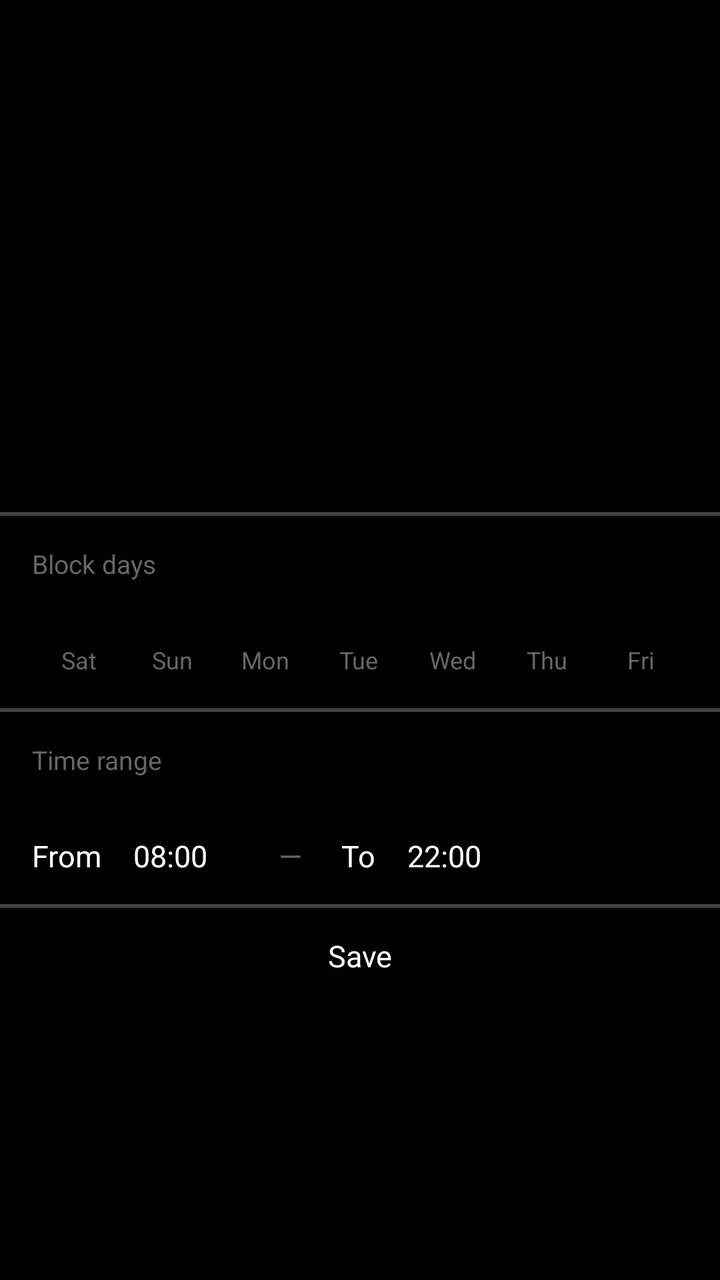
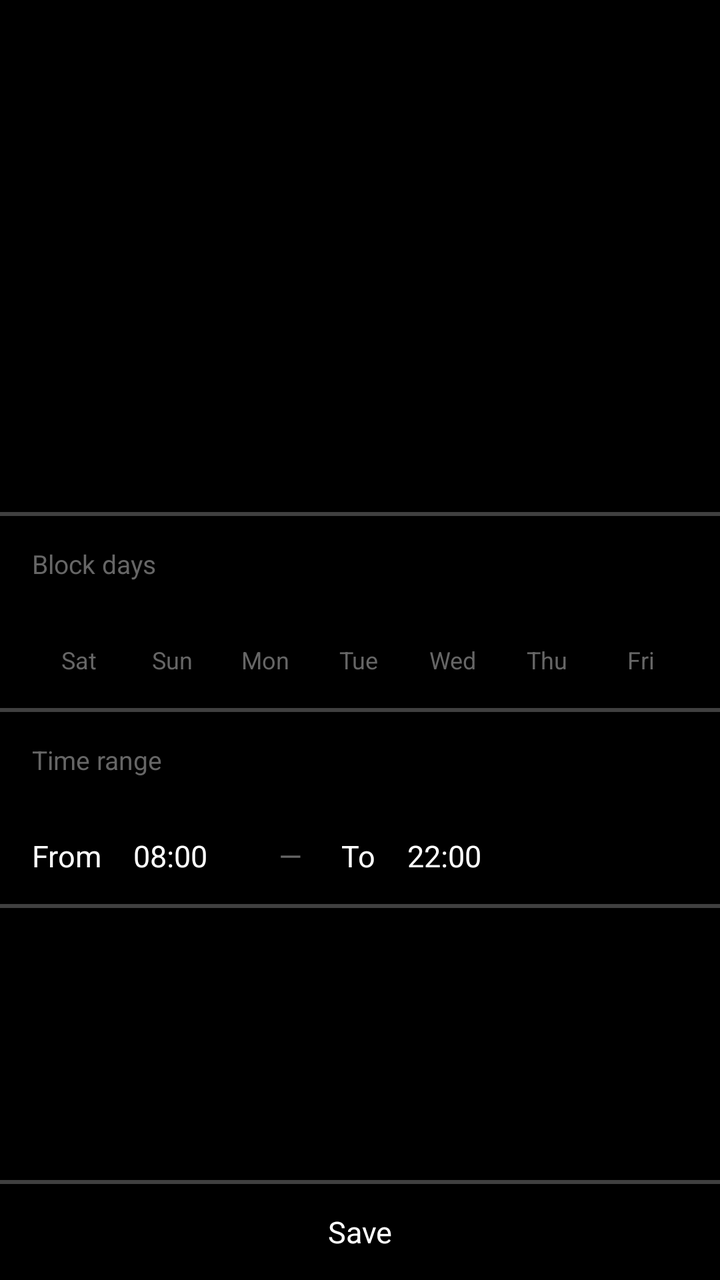

Before-and-after screenshots of an Android layout around one commit, followed by the original layout XML and the change that was made.
<!-- AndroidManifest.xml: application theme Theme.ITNSecureBrowser -->
<!-- res/layout/activity_schedule_edit.xml -->
<?xml version="1.0" encoding="utf-8"?>
<LinearLayout xmlns:android="http://schemas.android.com/apk/res/android"
    android:layout_width="match_parent"
    android:layout_height="match_parent"
    android:orientation="vertical"
    android:background="@color/bg">

    <include layout="@layout/item_page_title" />

    <View
        android:layout_width="match_parent"
        android:layout_height="@dimen/divider"
        android:background="@drawable/divider_horizontal" />

    <TextView
        android:layout_width="match_parent"
        android:layout_height="@dimen/row_height"
        android:gravity="center_vertical"
        android:paddingHorizontal="@dimen/padding"
        android:text="@string/schedule_days_label"
        android:textColor="@color/text_hint"
        android:textSize="13sp" />

    <LinearLayout
        android:layout_width="match_parent"
        android:layout_height="@dimen/row_height"
        android:orientation="horizontal"
        android:gravity="center_vertical"
        android:paddingHorizontal="@dimen/padding">

        <TextView android:id="@+id/daySat" android:layout_width="0dp" android:layout_height="@dimen/content_height" android:layout_weight="1" android:gravity="center" android:text="@string/day_saturday" android:textColor="@color/text_hint" android:textSize="12sp" android:background="@android:color/transparent" android:clickable="true" android:focusable="true" />
        <TextView android:id="@+id/daySun" android:layout_width="0dp" android:layout_height="@dimen/content_height" android:layout_weight="1" android:gravity="center" android:text="@string/day_sunday" android:textColor="@color/text_hint" android:textSize="12sp" android:background="@android:color/transparent" android:clickable="true" android:focusable="true" />
        <TextView android:id="@+id/dayMon" android:layout_width="0dp" android:layout_height="@dimen/content_height" android:layout_weight="1" android:gravity="center" android:text="@string/day_monday" android:textColor="@color/text_hint" android:textSize="12sp" android:background="@android:color/transparent" android:clickable="true" android:focusable="true" />
        <TextView android:id="@+id/dayTue" android:layout_width="0dp" android:layout_height="@dimen/content_height" android:layout_weight="1" android:gravity="center" android:text="@string/day_tuesday" android:textColor="@color/text_hint" android:textSize="12sp" android:background="@android:color/transparent" android:clickable="true" android:focusable="true" />
        <TextView android:id="@+id/dayWed" android:layout_width="0dp" android:layout_height="@dimen/content_height" android:layout_weight="1" android:gravity="center" android:text="@string/day_wednesday" android:textColor="@color/text_hint" android:textSize="12sp" android:background="@android:color/transparent" android:clickable="true" android:focusable="true" />
        <TextView android:id="@+id/dayThu" android:layout_width="0dp" android:layout_height="@dimen/content_height" android:layout_weight="1" android:gravity="center" android:text="@string/day_thursday" android:textColor="@color/text_hint" android:textSize="12sp" android:background="@android:color/transparent" android:clickable="true" android:focusable="true" />
        <TextView android:id="@+id/dayFri" android:layout_width="0dp" android:layout_height="@dimen/content_height" android:layout_weight="1" android:gravity="center" android:text="@string/day_friday" android:textColor="@color/text_hint" android:textSize="12sp" android:background="@android:color/transparent" android:clickable="true" android:focusable="true" />
    </LinearLayout>

    <TextView
        android:id="@+id/dayError"
        android:layout_width="match_parent"
        android:layout_height="wrap_content"
        android:paddingHorizontal="@dimen/padding"
        android:textColor="@color/status_off"
        android:textSize="13sp"
        android:visibility="gone" />

    <View
        android:layout_width="match_parent"
        android:layout_height="@dimen/divider"
        android:background="@drawable/divider_horizontal" />

    <TextView
        android:layout_width="match_parent"
        android:layout_height="@dimen/row_height"
        android:gravity="center_vertical"
        android:paddingHorizontal="@dimen/padding"
        android:text="@string/schedule_time_label"
        android:textColor="@color/text_hint"
        android:textSize="13sp" />

    <LinearLayout
        android:layout_width="match_parent"
        android:layout_height="@dimen/row_height"
        android:orientation="horizontal"
        android:gravity="center_vertical"
        android:paddingHorizontal="@dimen/padding">

        <TextView
            android:layout_width="wrap_content"
            android:layout_height="wrap_content"
            android:text="@string/schedule_from"
            android:textColor="@color/text_primary"
            android:textSize="15sp" />

        <TextView
            android:id="@+id/timeFrom"
            android:layout_width="wrap_content"
            android:layout_height="@dimen/content_height"
            android:gravity="center"
            android:paddingHorizontal="@dimen/padding"
            android:text="08:00"
            android:textColor="@color/text_primary"
            android:textSize="15sp"
            android:background="?android:attr/selectableItemBackground" />

        <TextView
            android:layout_width="wrap_content"
            android:layout_height="wrap_content"
            android:text=" — "
            android:textColor="@color/text_hint"
            android:textSize="15sp"
            android:paddingHorizontal="@dimen/padding" />

        <TextView
            android:layout_width="wrap_content"
            android:layout_height="wrap_content"
            android:text="@string/schedule_to"
            android:textColor="@color/text_primary"
            android:textSize="15sp" />

        <TextView
            android:id="@+id/timeTo"
            android:layout_width="wrap_content"
            android:layout_height="@dimen/content_height"
            android:gravity="center"
            android:paddingHorizontal="@dimen/padding"
            android:text="22:00"
            android:textColor="@color/text_primary"
            android:textSize="15sp"
            android:background="?android:attr/selectableItemBackground" />
    </LinearLayout>

    <View
        android:layout_width="match_parent"
        android:layout_height="@dimen/divider"
        android:background="@drawable/divider_horizontal" />

    <TextView
        android:id="@+id/btnSaveSchedule"
        android:layout_width="match_parent"
        android:layout_height="@dimen/row_height"
        android:gravity="center"
        android:text="@string/btn_save"
        android:textColor="@color/text_primary"
        android:textSize="15sp"
        android:background="?android:attr/selectableItemBackground" />
</LinearLayout>
<!-- res/layout/item_page_title.xml (included above) -->
<?xml version="1.0" encoding="utf-8"?>
<FrameLayout xmlns:android="http://schemas.android.com/apk/res/android"
    android:id="@+id/pageTitleContainer"
    android:layout_width="match_parent"
    android:layout_height="@dimen/page_title_height"
    android:background="@color/bg">

    <TextView
        android:id="@+id/pageTitle"
        android:layout_width="match_parent"
        android:layout_height="wrap_content"
        android:layout_gravity="center"
        android:gravity="center"
        android:paddingHorizontal="@dimen/padding"
        android:textColor="@color/text_primary"
        android:textSize="24sp"
        android:textStyle="bold" />
</FrameLayout>
<!-- resources referenced by this layout -->
<resources>
  <color name="bg">@android:color/black</color>
  <color name="status_off">#FFCC0000</color>
  <color name="text_hint">#FF666666</color>
  <color name="text_primary">@android:color/white</color>
  <dimen name="content_height">32dp</dimen>
  <dimen name="divider">2dp</dimen>
  <dimen name="padding">16dp</dimen>
  <dimen name="page_title_height">256dp</dimen>
  <dimen name="row_height">48dp</dimen>
  <!-- drawable divider_horizontal (drawable) -->
  <?xml version="1.0" encoding="utf-8"?>
  <shape xmlns:android="http://schemas.android.com/apk/res/android"
      android:shape="rectangle">
      <solid android:color="@color/divider" />
      <size android:height="@dimen/divider" />
  </shape>
  <string name="btn_save">Save</string>
  <string name="day_friday">Fri</string>
  <string name="day_monday">Mon</string>
  <string name="day_saturday">Sat</string>
  <string name="day_sunday">Sun</string>
  <string name="day_thursday">Thu</string>
  <string name="day_tuesday">Tue</string>
  <string name="day_wednesday">Wed</string>
  <string name="schedule_days_label">Block days</string>
  <string name="schedule_from">From</string>
  <string name="schedule_time_label">Time range</string>
  <string name="schedule_to">To</string>
  <style name="Theme.ITNSecureBrowser" parent="android:Theme.Material.NoActionBar">
          <item name="android:windowNoTitle">true</item>
          <item name="android:windowFullscreen">false</item>
          <item name="android:statusBarColor">@android:color/transparent</item>
          <item name="android:navigationBarColor">@android:color/transparent</item>
      </style>
  <color name="divider">#80808080</color>
</resources>

<!-- the commit's change to res/layout/activity_schedule_edit.xml (unified diff, before → after) -->
@@ -21,96 +21,115 @@
         android:textColor="@color/text_hint"
         android:textSize="13sp" />
 
-    <LinearLayout
+    <ScrollView
         android:layout_width="match_parent"
-        android:layout_height="@dimen/row_height"
-        android:orientation="horizontal"
-        android:gravity="center_vertical"
-        android:paddingHorizontal="@dimen/padding">
+        android:layout_height="0dp"
+        android:layout_weight="1"
+        android:fillViewport="true">
 
-        <TextView android:id="@+id/daySat" android:layout_width="0dp" android:layout_height="@dimen/content_height" android:layout_weight="1" android:gravity="center" android:text="@string/day_saturday" android:textColor="@color/text_hint" android:textSize="12sp" android:background="@android:color/transparent" android:clickable="true" android:focusable="true" />
-        <TextView android:id="@+id/daySun" android:layout_width="0dp" android:layout_height="@dimen/content_height" android:layout_weight="1" android:gravity="center" android:text="@string/day_sunday" android:textColor="@color/text_hint" android:textSize="12sp" android:background="@android:color/transparent" android:clickable="true" android:focusable="true" />
-        <TextView android:id="@+id/dayMon" android:layout_width="0dp" android:layout_height="@dimen/content_height" android:layout_weight="1" android:gravity="center" android:text="@string/day_monday" android:textColor="@color/text_hint" android:textSize="12sp" android:background="@android:color/transparent" android:clickable="true" android:focusable="true" />
-        <TextView android:id="@+id/dayTue" android:layout_width="0dp" android:layout_height="@dimen/content_height" android:layout_weight="1" android:gravity="center" android:text="@string/day_tuesday" android:textColor="@color/text_hint" android:textSize="12sp" android:background="@android:color/transparent" android:clickable="true" android:focusable="true" />
-        <TextView android:id="@+id/dayWed" android:layout_width="0dp" android:layout_height="@dimen/content_height" android:layout_weight="1" android:gravity="center" android:text="@string/day_wednesday" android:textColor="@color/text_hint" android:textSize="12sp" android:background="@android:color/transparent" android:clickable="true" android:focusable="true" />
-        <TextView android:id="@+id/dayThu" android:layout_width="0dp" android:layout_height="@dimen/content_height" android:layout_weight="1" android:gravity="center" android:text="@string/day_thursday" android:textColor="@color/text_hint" android:textSize="12sp" android:background="@android:color/transparent" android:clickable="true" android:focusable="true" />
-        <TextView android:id="@+id/dayFri" android:layout_width="0dp" android:layout_height="@dimen/content_height" android:layout_weight="1" android:gravity="center" android:text="@string/day_friday" android:textColor="@color/text_hint" android:textSize="12sp" android:background="@android:color/transparent" android:clickable="true" android:focusable="true" />
-    </LinearLayout>
+        <LinearLayout
+            android:layout_width="match_parent"
+            android:layout_height="wrap_content"
+            android:orientation="vertical">
 
-    <TextView
-        android:id="@+id/dayError"
-        android:layout_width="match_parent"
-        android:layout_height="wrap_content"
-        android:paddingHorizontal="@dimen/padding"
-        android:textColor="@color/status_off"
-        android:textSize="13sp"
-        android:visibility="gone" />
+            <LinearLayout
+                android:layout_width="match_parent"
+                android:layout_height="@dimen/row_height"
+                android:orientation="horizontal"
+                android:gravity="center_vertical"
+                android:paddingHorizontal="@dimen/padding">
 
-    <View
-        android:layout_width="match_parent"
-        android:layout_height="@dimen/divider"
-        android:background="@drawable/divider_horizontal" />
+                <TextView android:id="@+id/daySat" android:layout_width="0dp" android:layout_height="@dimen/content_height" android:layout_weight="1" android:gravity="center" android:text="@string/day_saturday" android:textColor="@color/text_hint" android:textSize="12sp" android:background="@android:color/transparent" android:clickable="true" android:focusable="true" />
+                <TextView android:id="@+id/daySun" android:layout_width="0dp" android:layout_height="@dimen/content_height" android:layout_weight="1" android:gravity="center" android:text="@string/day_sunday" android:textColor="@color/text_hint" android:textSize="12sp" android:background="@android:color/transparent" android:clickable="true" android:focusable="true" />
+                <TextView android:id="@+id/dayMon" android:layout_width="0dp" android:layout_height="@dimen/content_height" android:layout_weight="1" android:gravity="center" android:text="@string/day_monday" android:textColor="@color/text_hint" android:textSize="12sp" android:background="@android:color/transparent" android:clickable="true" android:focusable="true" />
+                <TextView android:id="@+id/dayTue" android:layout_width="0dp" android:layout_height="@dimen/content_height" android:layout_weight="1" android:gravity="center" android:text="@string/day_tuesday" android:textColor="@color/text_hint" android:textSize="12sp" android:background="@android:color/transparent" android:clickable="true" android:focusable="true" />
+                <TextView android:id="@+id/dayWed" android:layout_width="0dp" android:layout_height="@dimen/content_height" android:layout_weight="1" android:gravity="center" android:text="@string/day_wednesday" android:textColor="@color/text_hint" android:textSize="12sp" android:background="@android:color/transparent" android:clickable="true" android:focusable="true" />
+                <TextView android:id="@+id/dayThu" android:layout_width="0dp" android:layout_height="@dimen/content_height" android:layout_weight="1" android:gravity="center" android:text="@string/day_thursday" android:textColor="@color/text_hint" android:textSize="12sp" android:background="@android:color/transparent" android:clickable="true" android:focusable="true" />
+                <TextView android:id="@+id/dayFri" android:layout_width="0dp" android:layout_height="@dimen/content_height" android:layout_weight="1" android:gravity="center" android:text="@string/day_friday" android:textColor="@color/text_hint" android:textSize="12sp" android:background="@android:color/transparent" android:clickable="true" android:focusable="true" />
+            </LinearLayout>
 
-    <TextView
-        android:layout_width="match_parent"
-        android:layout_height="@dimen/row_height"
-        android:gravity="center_vertical"
-        android:paddingHorizontal="@dimen/padding"
-        android:text="@string/schedule_time_label"
-        android:textColor="@color/text_hint"
-        android:textSize="13sp" />
+            <TextView
+                android:id="@+id/dayError"
+                android:layout_width="match_parent"
+                android:layout_height="wrap_content"
+                android:paddingHorizontal="@dimen/padding"
+                android:textColor="@color/status_off"
+                android:textSize="13sp"
+                android:visibility="gone" />
 
-    <LinearLayout
-        android:layout_width="match_parent"
-        android:layout_height="@dimen/row_height"
-        android:orientation="horizontal"
-        android:gravity="center_vertical"
-        android:paddingHorizontal="@dimen/padding">
+            <View
+                android:layout_width="match_parent"
+                android:layout_height="@dimen/divider"
+                android:background="@drawable/divider_horizontal" />
 
-        <TextView
-            android:layout_width="wrap_content"
-            android:layout_height="wrap_content"
-            android:text="@string/schedule_from"
-            android:textColor="@color/text_primary"
-            android:textSize="15sp" />
+            <TextView
+                android:layout_width="match_parent"
+                android:layout_height="@dimen/row_height"
+                android:gravity="center_vertical"
+                android:paddingHorizontal="@dimen/padding"
+                android:text="@string/schedule_time_label"
+                android:textColor="@color/text_hint"
+                android:textSize="13sp" />
 
-        <TextView
-            android:id="@+id/timeFrom"
-            android:layout_width="wrap_content"
-            android:layout_height="@dimen/content_height"
-            android:gravity="center"
-            android:paddingHorizontal="@dimen/padding"
-            android:text="08:00"
-            android:textColor="@color/text_primary"
-            android:textSize="15sp"
-            android:background="?android:attr/selectableItemBackground" />
+            <LinearLayout
+                android:layout_width="match_parent"
+                android:layout_height="@dimen/row_height"
+                android:orientation="horizontal"
+                android:gravity="center_vertical"
+                android:paddingHorizontal="@dimen/padding">
 
-        <TextView
-            android:layout_width="wrap_content"
-            android:layout_height="wrap_content"
-            android:text=" — "
-            android:textColor="@color/text_hint"
-            android:textSize="15sp"
-            android:paddingHorizontal="@dimen/padding" />
+                <TextView
+                    android:layout_width="wrap_content"
+                    android:layout_height="wrap_content"
+                    android:text="@string/schedule_from"
+                    android:textColor="@color/text_primary"
+                    android:textSize="15sp" />
 
-        <TextView
-            android:layout_width="wrap_content"
-            android:layout_height="wrap_content"
-            android:text="@string/schedule_to"
-            android:textColor="@color/text_primary"
-            android:textSize="15sp" />
+                <TextView
+                    android:id="@+id/timeFrom"
+                    android:layout_width="wrap_content"
+                    android:layout_height="@dimen/content_height"
+                    android:gravity="center"
+                    android:paddingHorizontal="@dimen/padding"
+                    android:text="08:00"
+                    android:textColor="@color/text_primary"
+                    android:textSize="15sp"
+                    android:background="?android:attr/selectableItemBackground" />
 
-        <TextView
-            android:id="@+id/timeTo"
-            android:layout_width="wrap_content"
-            android:layout_height="@dimen/content_height"
-            android:gravity="center"
-            android:paddingHorizontal="@dimen/padding"
-            android:text="22:00"
-            android:textColor="@color/text_primary"
-            android:textSize="15sp"
-            android:background="?android:attr/selectableItemBackground" />
-    </LinearLayout>
+                <TextView
+                    android:layout_width="wrap_content"
+                    android:layout_height="wrap_content"
+                    android:text=" — "
+                    android:textColor="@color/text_hint"
+                    android:textSize="15sp"
+                    android:paddingHorizontal="@dimen/padding" />
+
+                <TextView
+                    android:layout_width="wrap_content"
+                    android:layout_height="wrap_content"
+                    android:text="@string/schedule_to"
+                    android:textColor="@color/text_primary"
+                    android:textSize="15sp" />
+
+                <TextView
+                    android:id="@+id/timeTo"
+                    android:layout_width="wrap_content"
+                    android:layout_height="@dimen/content_height"
+                    android:gravity="center"
+                    android:paddingHorizontal="@dimen/padding"
+                    android:text="22:00"
+                    android:textColor="@color/text_primary"
+                    android:textSize="15sp"
+                    android:background="?android:attr/selectableItemBackground" />
+            </LinearLayout>
+
+            <View
+                android:layout_width="match_parent"
+                android:layout_height="@dimen/divider"
+                android:background="@drawable/divider_horizontal" />
+
+        </LinearLayout>
+    </ScrollView>
 
     <View
         android:layout_width="match_parent"
